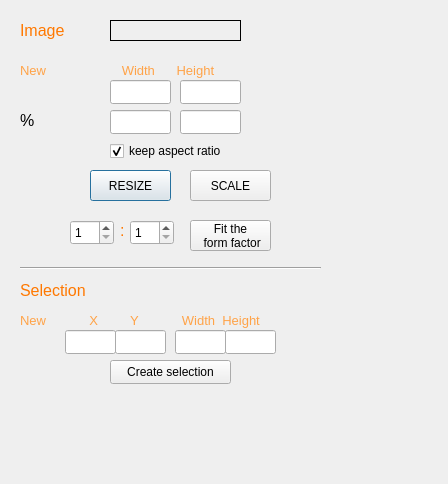
Before: the Qt Designer form dialogsize.ui in nikkNizz/Drawish, drawn with Qt 5.
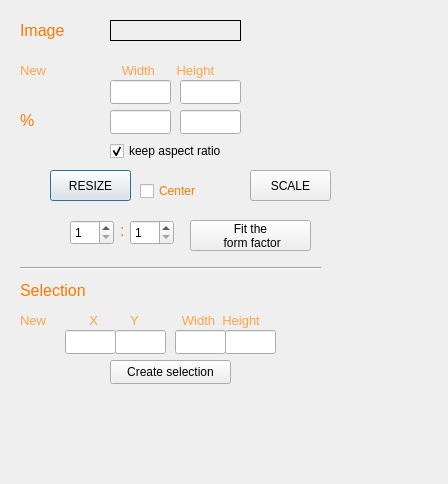
After: the same form once the commit is applied. Icons and pictures are not drawn.

```diff
--- a/dialogsize.ui
+++ b/dialogsize.ui
@@ -426,6 +426,33 @@
      <height>21</height>
     </rect>
    </property>
+   <property name="palette">
+    <palette>
+     <active>
+      <colorrole role="WindowText">
+       <brush brushstyle="SolidPattern">
+        <color alpha="255">
+         <red>255</red>
+         <green>120</green>
+         <blue>0</blue>
+        </color>
+       </brush>
+      </colorrole>
+     </active>
+     <inactive>
+      <colorrole role="WindowText">
+       <brush brushstyle="SolidPattern">
+        <color alpha="255">
+         <red>255</red>
+         <green>120</green>
+         <blue>0</blue>
+        </color>
+       </brush>
+      </colorrole>
+     </inactive>
+     <disabled/>
+    </palette>
+   </property>
    <property name="font">
     <font>
      <pointsize>12</pointsize>
@@ -782,7 +809,7 @@
   <widget class="QPushButton" name="resizeButton">
    <property name="geometry">
     <rect>
-     <x>90</x>
+     <x>50</x>
      <y>170</y>
      <width>81</width>
      <height>31</height>
@@ -795,7 +822,7 @@
   <widget class="QPushButton" name="scaleButton">
    <property name="geometry">
     <rect>
-     <x>190</x>
+     <x>250</x>
      <y>170</y>
      <width>81</width>
      <height>31</height>
@@ -921,7 +948,7 @@
     <rect>
      <x>190</x>
      <y>220</y>
-     <width>81</width>
+     <width>121</width>
      <height>31</height>
     </rect>
    </property>
@@ -1266,6 +1293,49 @@
     <string>:</string>
    </property>
   </widget>
+  <widget class="QCheckBox" name="centerCheck">
+   <property name="geometry">
+    <rect>
+     <x>140</x>
+     <y>180</y>
+     <width>71</width>
+     <height>22</height>
+    </rect>
+   </property>
+   <property name="palette">
+    <palette>
+     <active>
+      <colorrole role="WindowText">
+       <brush brushstyle="SolidPattern">
+        <color alpha="255">
+         <red>255</red>
+         <green>120</green>
+         <blue>0</blue>
+        </color>
+       </brush>
+      </colorrole>
+     </active>
+     <inactive>
+      <colorrole role="WindowText">
+       <brush brushstyle="SolidPattern">
+        <color alpha="255">
+         <red>255</red>
+         <green>120</green>
+         <blue>0</blue>
+        </color>
+       </brush>
+      </colorrole>
+     </inactive>
+     <disabled/>
+    </palette>
+   </property>
+   <property name="toolTip">
+    <string>Resize and center the image</string>
+   </property>
+   <property name="text">
+    <string>Center</string>
+   </property>
+  </widget>
  </widget>
  <resources>
   <include location="Drawish.qrc"/>
```
